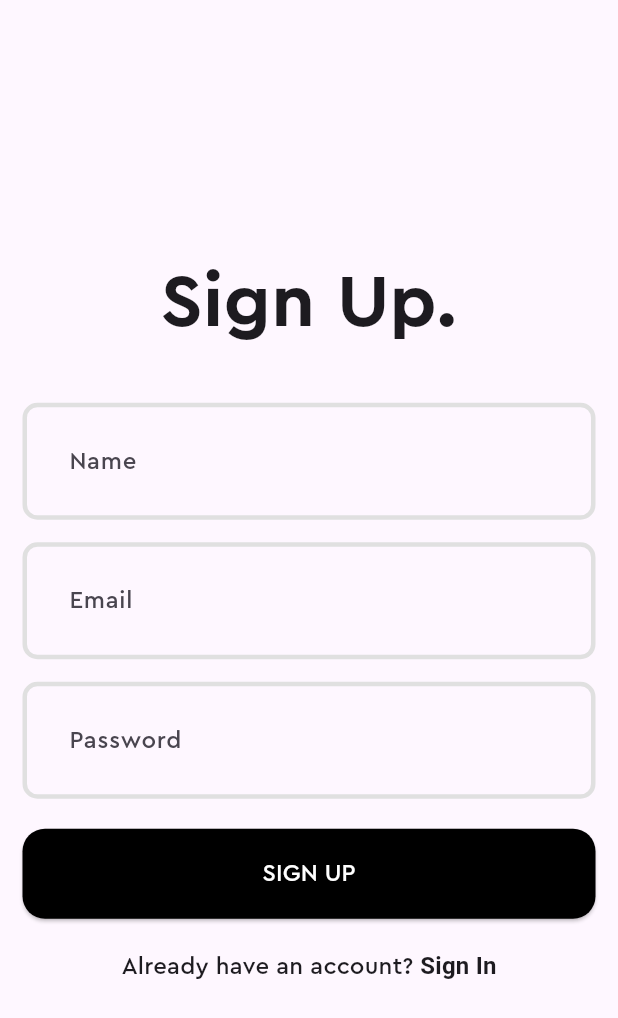
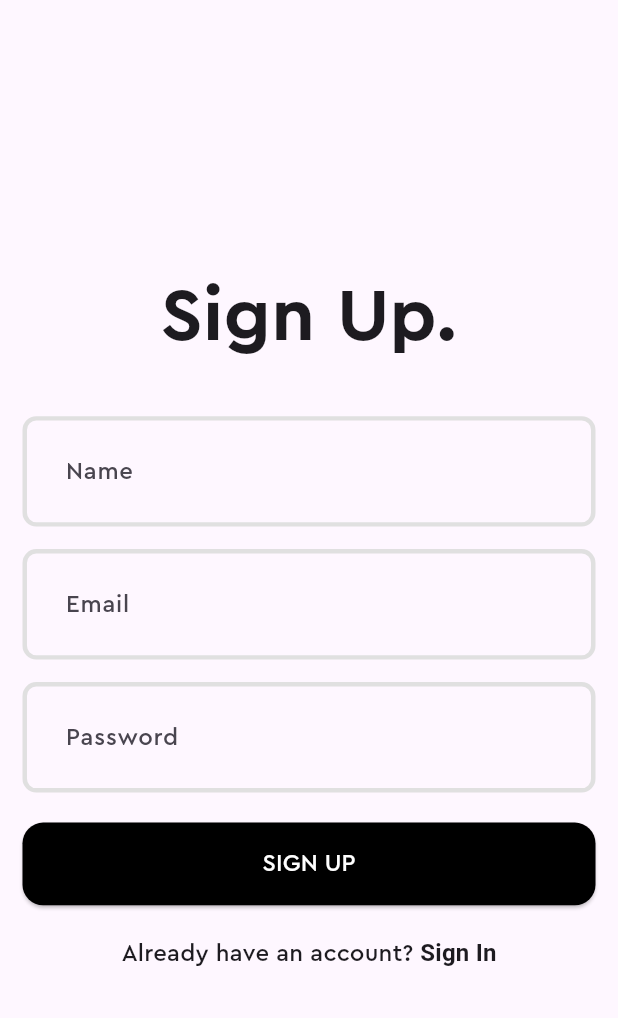
Before and after one commit to Nalwa-Jayesh/task-manager, a Flutter app: the screen it shows after launch, on a phone screen of 412 x 824 dp. Shown: the top 1018 px of the screen. Run offline on Flutter 3.47's test engine with Material 3 defaults, Android fonts, the phone set to English and light mode, and no system bars; our stand-ins replace connectivity_plus, flutter_bloc, flutter_screenutil, shared_preferences, sqflite; missing offline and left inert: flex_color_picker; accounts and stored records are empty.

Commit message:
responsive frontend completed

```diff
--- a/frontend/lib/features/auth/pages/login_page.dart
+++ b/frontend/lib/features/auth/pages/login_page.dart
@@ -1,6 +1,5 @@
 import 'package:flutter/material.dart';
 import 'package:flutter_bloc/flutter_bloc.dart';
-import 'package:frontend/features/auth/cubit/auth_cubit.dart';
 import 'package:frontend/features/auth/cubit/auth_cubit.dart';
 import 'package:frontend/features/auth/pages/signup_page.dart';
 import 'package:frontend/features/home/pages/home_page.dart';
--- a/frontend/lib/main.dart
+++ b/frontend/lib/main.dart
@@ -1,4 +1,5 @@
 import 'package:flutter/material.dart';
+import 'package:flutter_screenutil/flutter_screenutil.dart';
 import 'package:flutter_bloc/flutter_bloc.dart';
 import 'package:frontend/features/auth/cubit/auth_cubit.dart';
 import 'package:frontend/features/auth/pages/signup_page.dart';
@@ -33,46 +34,49 @@ class _MyAppState extends State<MyApp> {
 
   @override
   Widget build(BuildContext context) {
+    return ScreenUtilInit(
+      designSize: const Size(414, 896), // Base design size
+      minTextAdapt: true,
+      splitScreenMode: true,
+      builder: (context, child) {
         return MaterialApp(
           title: 'Task App',
           debugShowCheckedModeBanner: false,
           theme: ThemeData(
             fontFamily: "Cera Pro",
             inputDecorationTheme: InputDecorationTheme(
-          contentPadding: const EdgeInsets.all(27),
+              contentPadding: EdgeInsets.all(27.r), // Responsive padding
               enabledBorder: OutlineInputBorder(
                 borderSide: BorderSide(
                   color: Colors.grey.shade300,
-              width: 3,
+                  width: 3.w, // Responsive border width
                 ),
-            borderRadius: BorderRadius.circular(10),
+                borderRadius: BorderRadius.circular(10.r), // Responsive radius
               ),
               focusedBorder: OutlineInputBorder(
-            borderSide: const BorderSide(
-              width: 3,
-            ),
-            borderRadius: BorderRadius.circular(10),
+                borderSide: BorderSide(width: 3.w),
+                borderRadius: BorderRadius.circular(10.r),
               ),
               border: OutlineInputBorder(
-            borderSide: const BorderSide(
-              width: 3,
-            ),
-            borderRadius: BorderRadius.circular(10),
+                borderSide: BorderSide(width: 3.w),
+                borderRadius: BorderRadius.circular(10.r),
               ),
               errorBorder: OutlineInputBorder(
-            borderSide: const BorderSide(
+                borderSide: BorderSide(
                   color: Colors.red,
-              width: 3,
+                  width: 3.w,
                 ),
-            borderRadius: BorderRadius.circular(10),
+                borderRadius: BorderRadius.circular(10.r),
               ),
             ),
             elevatedButtonTheme: ElevatedButtonThemeData(
               style: ElevatedButton.styleFrom(
                 backgroundColor: Colors.black,
-            minimumSize: const Size(double.infinity, 60),
+                minimumSize:
+                    Size(double.infinity, 60.h), // Responsive button size
                 shape: RoundedRectangleBorder(
-              borderRadius: BorderRadius.circular(15),
+                  borderRadius:
+                      BorderRadius.circular(15.r), // Responsive radius
                 ),
               ),
             ),
@@ -87,5 +91,7 @@ class _MyAppState extends State<MyApp> {
             },
           ),
         );
+      },
+    );
   }
 }
--- a/frontend/pubspec.yaml
+++ b/frontend/pubspec.yaml
@@ -43,6 +43,7 @@ dependencies:
   flex_color_picker: ^3.6.0
   uuid: ^4.5.1
   connectivity_plus: ^6.1.0
+  flutter_screenutil: ^5.9.0
 
 dev_dependencies:
   flutter_test:
```
Also changed, not shown: frontend/lib/features/home/pages/add_new_task_page.dart (+19 -10 lines), frontend/lib/features/home/pages/home_page.dart (+8 -7 lines), frontend/lib/features/home/widgets/date_selector.dart (+24 -17 lines), frontend/lib/features/home/widgets/task_card.dart (+15 -12 lines), frontend/pubspec.lock. Lines whose indentation alone changed are shown as unchanged.
